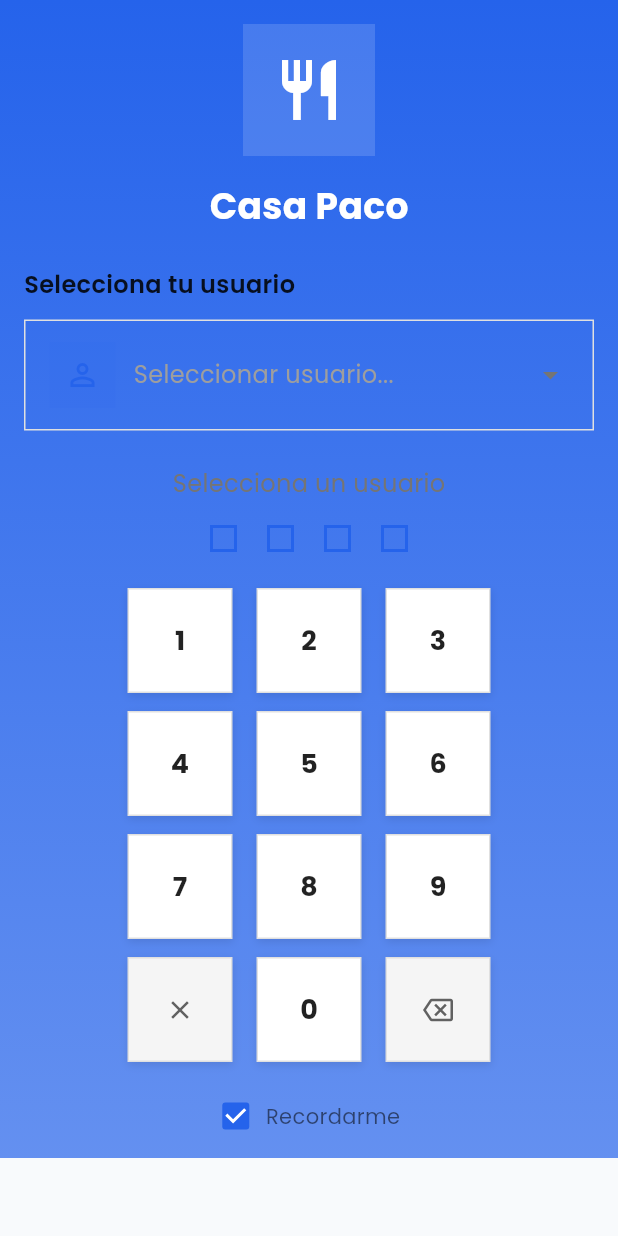
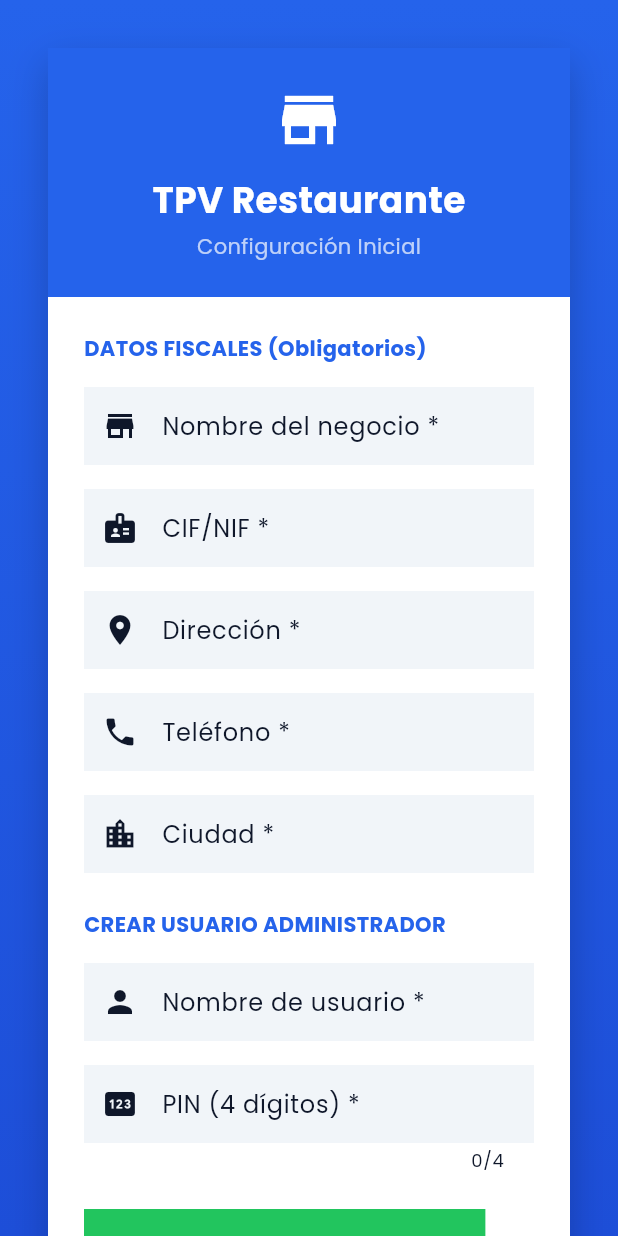
Before and after one commit to 120299/sistema-tvp, a Flutter app: the screen it shows after launch, on a phone screen of 412 x 824 dp. Run offline on Flutter 3.47's test engine with Material 3 defaults, Android fonts, the phone set to English and light mode, and no system bars; our stand-ins replace file_picker, fl_chart, flutter_riverpod, google_fonts, hive, hive_flutter and 4 more; missing offline and left inert: window_manager; accounts and stored records are empty.

Commit message:
App terminiada

```diff
--- a/tpv_restaurante/lib/data/models/datos_negocio.dart
+++ b/tpv_restaurante/lib/data/models/datos_negocio.dart
@@ -16,13 +16,14 @@ class DatosNegocio {
   final String? actividad;
   final int contadorTicketsDiario;
   final DateTime? ultimaFechaContador;
+  final bool configuracionCompletada;
 
   const DatosNegocio({
-    required this.nombre,
+    this.nombre = '',
     this.slogan,
-    required this.direccion,
-    required this.ciudad,
-    required this.telefono,
+    this.direccion = '',
+    this.ciudad = '',
+    this.telefono = '',
     this.email,
     this.cifNif,
     this.website,
@@ -35,7 +36,10 @@ class DatosNegocio {
     this.actividad,
     this.contadorTicketsDiario = 0,
     this.ultimaFechaContador,
+    this.configuracionCompletada = false,
   });
+
+  bool get estaConfigurado => configuracionCompletada;
 
   DatosNegocio copyWith({
     String? nombre,
@@ -55,6 +59,7 @@ class DatosNegocio {
     String? actividad,
     int? contadorTicketsDiario,
     DateTime? ultimaFechaContador,
+    bool? configuracionCompletada,
   }) {
     return DatosNegocio(
       nombre: nombre ?? this.nombre,
@@ -75,6 +80,8 @@ class DatosNegocio {
       contadorTicketsDiario:
           contadorTicketsDiario ?? this.contadorTicketsDiario,
       ultimaFechaContador: ultimaFechaContador ?? this.ultimaFechaContador,
+      configuracionCompletada:
+          configuracionCompletada ?? this.configuracionCompletada,
     );
   }
 
@@ -97,12 +104,13 @@ class DatosNegocio {
       'actividad': actividad,
       'contadorTicketsDiario': contadorTicketsDiario,
       'ultimaFechaContador': ultimaFechaContador?.toIso8601String(),
+      'configuracionCompletada': configuracionCompletada,
     };
   }
 
   factory DatosNegocio.fromJson(Map<String, dynamic> json) {
     return DatosNegocio(
-      nombre: json['nombre'] as String? ?? 'Mi Restaurante',
+      nombre: json['nombre'] as String? ?? '',
       slogan: json['slogan'] as String?,
       direccion: json['direccion'] as String? ?? '',
       ciudad: json['ciudad'] as String? ?? '',
@@ -121,20 +129,8 @@ class DatosNegocio {
       ultimaFechaContador: json['ultimaFechaContador'] != null
           ? DateTime.parse(json['ultimaFechaContador'] as String)
           : null,
+      configuracionCompletada:
+          json['configuracionCompletada'] as bool? ?? false,
     );
   }
-
-  static const DatosNegocio ejemplo = DatosNegocio(
-    nombre: 'Casa Paco',
-    slogan: 'Sabores de siempre',
-    direccion: 'Calle Mayor, 42',
-    ciudad: '28001 Madrid',
-    telefono: '+34 912 345 678',
-    email: 'info@casapaco.es',
-    cifNif: 'B-12345678',
-    website: 'www.casapaco.es',
-    ivaPorcentaje: 10.0,
-    razonSocial: 'Casa Paco, S.L.',
-    actividad: 'Restauración',
-  );
 }
--- a/tpv_restaurante/lib/data/services/database_service.dart
+++ b/tpv_restaurante/lib/data/services/database_service.dart
@@ -94,21 +94,28 @@ class DatabaseService {
     movimientoRepositorio = MovimientoRepositorio(movimientosBox);
 
     _initialized = true;
+  }
 
-    await _seedData();
-  }
+  bool get isFirstRun => negocioBox.isEmpty;
 
   Future<Directory> _getDataDirectory() async {
     String basePath;
 
     if (kIsWeb) {
       basePath = (await getApplicationDocumentsDirectory()).path;
-    } else if (Platform.isWindows ||
-        Platform.isMacOS ||
-        Platform.isLinux ||
-        Platform.isIOS ||
-        Platform.isAndroid) {
-      basePath = Directory.current.path;
+    } else if (Platform.isWindows || Platform.isMacOS || Platform.isLinux) {
+      final exePath = Platform.resolvedExecutable;
+      final exeDir = exePath.substring(
+        0,
+        exePath.lastIndexOf(Platform.pathSeparator),
+      );
+      final exeName = exePath.split(Platform.pathSeparator).last;
+
+      if (exeName.contains('tpv_restaurante')) {
+        basePath = exeDir;
+      } else {
+        basePath = Directory.current.path;
+      }
     } else {
       basePath = (await getApplicationDocumentsDirectory()).path;
     }
@@ -130,45 +137,6 @@ class DatabaseService {
     negocioBox.listenable().addListener(() => notifyChange('negocio'));
     cajaBox.listenable().addListener(() => notifyChange('caja'));
     movimientosBox.listenable().addListener(() => notifyChange('movimientos'));
-  }
-
-  Future<void> _seedData() async {
-    if (categoriasBox.isEmpty) {
-      for (final cat in CategoriaProducto.defaultCategories) {
-        await categoriasBox.add(cat);
-      }
-    }
-
-    if (productosBox.isEmpty) {
-      for (final prod in Producto.getEjemplos()) {
-        await productosBox.add(prod);
-      }
-    }
-
-    if (mesasBox.isEmpty) {
-      for (final mesa in _getMesasIniciales()) {
-        await mesasBox.add(mesa);
-      }
-    }
-
-    if (negocioBox.isEmpty) {
-      await negocioBox.add(DatosNegocio.ejemplo);
-    }
-  }
-
-  List<Mesa> _getMesasIniciales() {
-    return [
-      Mesa(id: 'mesa_1', numero: 1, capacidad: 4),
-      Mesa(id: 'mesa_2', numero: 2, capacidad: 4),
-      Mesa(id: 'mesa_3', numero: 3, capacidad: 6),
-      Mesa(id: 'mesa_4', numero: 4, capacidad: 2),
-      Mesa(id: 'mesa_5', numero: 5, capacidad: 4),
-      Mesa(id: 'mesa_6', numero: 6, capacidad: 8),
-      Mesa(id: 'mesa_7', numero: 7, capacidad: 2),
-      Mesa(id: 'mesa_8', numero: 8, capacidad: 4),
-      Mesa(id: 'mesa_9', numero: 9, capacidad: 6),
-      Mesa(id: 'mesa_10', numero: 10, capacidad: 4),
-    ];
   }
 
   Future<void> close() async {
@@ -217,18 +185,14 @@ class DatabaseService {
           contadorTicketsDiario: 0,
           ultimaFechaContador: null,
         ) ??
-        DatosNegocio(
-          nombre: 'Mi Restaurante',
-          direccion: '',
-          ciudad: '',
-          telefono: '',
-        );
+        const DatosNegocio();
 
-    // Volver a sembrar datos iniciales
-    await _seedData();
-
-    // Actualizar negocio con configuración fiscal preserved
-    await negocioBox.putAt(0, negocioDefault);
+    // Actualizar negocio con configuración fiscal preservada
+    if (negocioBox.isEmpty) {
+      await negocioBox.add(negocioDefault);
+    } else {
+      await negocioBox.putAt(0, negocioDefault);
+    }
 
     // Notify listeners about a global reset
     notifyChange('reset');
--- a/tpv_restaurante/lib/main.dart
+++ b/tpv_restaurante/lib/main.dart
@@ -5,6 +5,7 @@ import 'core/theme/app_theme.dart';
 import 'data/services/database_service.dart';
 import 'presentation/screens/app_shell.dart';
 import 'presentation/screens/login_screen.dart';
+import 'presentation/screens/setup_screen.dart';
 import 'presentation/providers/providers.dart';
 import 'init/desktop_init.dart' if (dart.library.html) 'init/web_init.dart';
 
@@ -87,6 +88,12 @@ class _AppWithAuthState extends ConsumerState<_AppWithAuth> {
   @override
   Widget build(BuildContext context) {
     final isLoggedIn = ref.watch(isLoggedInProvider);
+    final negocio = ref.watch(negocioProvider);
+    final necesitaSetup = !negocio.estaConfigurado;
+
+    if (necesitaSetup) {
+      return const SetupScreen();
+    }
 
     if (!isLoggedIn) {
       return LoginScreen(onLoginSuccess: _onLoginSuccess);
--- a/tpv_restaurante/lib/presentation/providers/providers.dart
+++ b/tpv_restaurante/lib/presentation/providers/providers.dart
@@ -178,10 +178,12 @@ class NegocioNotifier extends StateNotifier<DatosNegocio> {
   final DatabaseService _db;
 
   NegocioNotifier(this._db)
-    : super(_db.negocioBox.getAt(0) ?? DatosNegocio.ejemplo);
+    : super(_db.negocioBox.get('negocio_1') ?? const DatosNegocio());
+
+  bool get estaConfigurado => state.estaConfigurado;
 
   Future<void> actualizar(DatosNegocio datos) async {
-    await _db.negocioBox.putAt(0, datos);
+    await _db.negocioBox.put('negocio_1', datos);
     state = datos;
   }
 
--- /dev/null
+++ b/tpv_restaurante/lib/presentation/screens/setup_screen.dart
@@ -0,0 +1,370 @@
+import 'package:flutter/material.dart';
+import 'package:flutter_riverpod/flutter_riverpod.dart';
+import 'package:path_provider/path_provider.dart';
+import 'dart:io';
+import '../../core/theme/app_theme.dart';
+import '../../data/models/models.dart';
+import '../providers/providers.dart';
+
+class SetupScreen extends ConsumerStatefulWidget {
+  const SetupScreen({super.key});
+
+  @override
+  ConsumerState<SetupScreen> createState() => _SetupScreenState();
+}
+
+class _SetupScreenState extends ConsumerState<SetupScreen> {
+  final _formKey = GlobalKey<FormState>();
+  final _nombreController = TextEditingController();
+  final _cifController = TextEditingController();
+  final _direccionController = TextEditingController();
+  final _telefonoController = TextEditingController();
+  final _ciudadController = TextEditingController();
+  final _usuarioController = TextEditingController();
+  final _pinController = TextEditingController();
+
+  bool _guardando = false;
+  String? _error;
+
+  @override
+  void dispose() {
+    _nombreController.dispose();
+    _cifController.dispose();
+    _direccionController.dispose();
+    _telefonoController.dispose();
+    _ciudadController.dispose();
+    _usuarioController.dispose();
+    _pinController.dispose();
+    super.dispose();
+  }
+
+  Future<void> _guardarConfiguracion() async {
+    if (!_formKey.currentState!.validate()) return;
+
+    setState(() {
+      _guardando = true;
+      _error = null;
+    });
+
+    try {
+      final db = ref.read(databaseServiceProvider);
+
+      final negocio = DatosNegocio(
+        nombre: _nombreController.text.trim(),
+        cifNif: _cifController.text.trim(),
+        direccion: _direccionController.text.trim(),
+        telefono: _telefonoController.text.trim(),
+        ciudad: _ciudadController.text.trim(),
+        ivaPorcentaje: 10.0,
+        configuracionCompletada: true,
+      );
+
+      final cajero = Cajero(
+        id: 'cajero_admin',
+        nombre: _usuarioController.text.trim(),
+        pin: _pinController.text.trim(),
+        fechaCreacion: DateTime.now(),
+        rol: RolCajero.administrador,
+      );
+
+      await db.negocioBox.put('negocio_1', negocio);
+      await db.cajerosBox.put('cajero_admin', cajero);
+
+      ref.read(negocioProvider.notifier).actualizar(negocio);
+      ref.read(cajerosProvider.notifier).actualizarLista();
+
+      if (mounted) {
+        ScaffoldMessenger.of(context).showSnackBar(
+          const SnackBar(
+            content: Text('Configuración guardada. Espere...'),
+            backgroundColor: AppColors.success,
+            duration: Duration(seconds: 2),
+          ),
+        );
+
+        await Future.delayed(const Duration(seconds: 2));
+
+        if (mounted) {
+          ref.read(isLoggedInProvider.notifier).state = false;
+        }
+      }
+    } catch (e) {
+      debugPrint('Error al guardar configuración: $e');
+      setState(() {
+        _error = 'Error al guardar: $e';
+      });
+    } finally {
+      setState(() {
+        _guardando = false;
+      });
+    }
+  }
+
+  @override
+  Widget build(BuildContext context) {
+    return Scaffold(
+      body: Container(
+        decoration: const BoxDecoration(
+          gradient: LinearGradient(
+            begin: Alignment.topCenter,
+            end: Alignment.bottomCenter,
+            colors: [AppColors.primary, AppColors.primaryDark],
+          ),
+        ),
+        child: SafeArea(
+          child: Center(
+            child: SingleChildScrollView(
+              padding: const EdgeInsets.all(32),
+              child: Container(
+                constraints: const BoxConstraints(maxWidth: 600),
+                decoration: BoxDecoration(
+                  color: Colors.white,
+                  borderRadius: BorderRadius.zero,
+                  boxShadow: [
+                    BoxShadow(
+                      color: Colors.black.withOpacity(0.2),
+                      blurRadius: 20,
+                      offset: const Offset(0, 10),
+                    ),
+                  ],
+                ),
+                child: Form(
+                  key: _formKey,
+                  child: Column(
+                    crossAxisAlignment: CrossAxisAlignment.stretch,
+                    children: [
+                      Container(
+                        padding: const EdgeInsets.all(24),
+                        color: AppColors.primary,
+                        child: const Column(
+                          children: [
+                            Icon(Icons.store, size: 48, color: Colors.white),
+                            SizedBox(height: 12),
+                            Text(
+                              'TPV Restaurante',
+                              style: TextStyle(
+                                fontSize: 24,
+                                fontWeight: FontWeight.bold,
+                                color: Colors.white,
+                              ),
+                            ),
+                            SizedBox(height: 4),
+                            Text(
+                              'Configuración Inicial',
+                              style: TextStyle(
+                                fontSize: 14,
+                                color: Colors.white70,
+                              ),
+                            ),
+                          ],
+                        ),
+                      ),
+                      Padding(
+                        padding: const EdgeInsets.all(24),
+                        child: Column(
+                          crossAxisAlignment: CrossAxisAlignment.start,
+                          children: [
+                            const Text(
+                              'DATOS FISCALES (Obligatorios)',
+                              style: TextStyle(
+                                fontSize: 14,
+                                fontWeight: FontWeight.bold,
+                                color: AppColors.primary,
+                              ),
+                            ),
+                            const SizedBox(height: 16),
+                            TextFormField(
+                              controller: _nombreController,
+                              decoration: const InputDecoration(
+                                labelText: 'Nombre del negocio *',
+                                prefixIcon: Icon(Icons.store_mall_directory),
+                                border: OutlineInputBorder(),
+                              ),
+                              validator: (value) {
+                                if (value == null || value.trim().isEmpty) {
+                                  return 'El nombre es obligatorio';
+                                }
+                                return null;
+                              },
+                            ),
+                            const SizedBox(height: 16),
+                            TextFormField(
+                              controller: _cifController,
+                              decoration: const InputDecoration(
+                                labelText: 'CIF/NIF *',
+                                prefixIcon: Icon(Icons.badge),
+                                border: OutlineInputBorder(),
+                              ),
+                              validator: (value) {
+                                if (value == null || value.trim().isEmpty) {
+                                  return 'El CIF/NIF es obligatorio';
+                                }
+                                return null;
+                              },
+                            ),
+                            const SizedBox(height: 16),
+                            TextFormField(
+                              controller: _direccionController,
+                              decoration: const InputDecoration(
+                                labelText: 'Dirección *',
+                                prefixIcon: Icon(Icons.location_on),
+                                border: OutlineInputBorder(),
+                              ),
+                              validator: (value) {
+                                if (value == null || value.trim().isEmpty) {
+                                  return 'La dirección es obligatoria';
+                                }
+                                return null;
+                              },
+                            ),
+                            const SizedBox(height: 16),
+                            TextFormField(
+                              controller: _telefonoController,
+                              decoration: const InputDecoration(
+                                labelText: 'Teléfono *',
+                                prefixIcon: Icon(Icons.phone),
+                                border: OutlineInputBorder(),
+                              ),
+                              keyboardType: TextInputType.phone,
+                              validator: (value) {
+                                if (value == null || value.trim().isEmpty) {
+                                  return 'El teléfono es obligatorio';
+                                }
+                                return null;
+                              },
+                            ),
+                            const SizedBox(height: 16),
+                            TextFormField(
+                              controller: _ciudadController,
+                              decoration: const InputDecoration(
+                                labelText: 'Ciudad *',
+                                prefixIcon: Icon(Icons.location_city),
+                                border: OutlineInputBorder(),
+                              ),
+                              validator: (value) {
+                                if (value == null || value.trim().isEmpty) {
+                                  return 'La ciudad es obligatoria';
+                                }
+                                return null;
+                              },
+                            ),
+                            const SizedBox(height: 24),
+                            const Text(
+                              'CREAR USUARIO ADMINISTRADOR',
+                              style: TextStyle(
+                                fontSize: 14,
+                                fontWeight: FontWeight.bold,
+                                color: AppColors.primary,
+                              ),
+                            ),
+                            const SizedBox(height: 16),
+                            TextFormField(
+                              controller: _usuarioController,
+                              decoration: const InputDecoration(
+                                labelText: 'Nombre de usuario *',
+                                prefixIcon: Icon(Icons.person),
+                                border: OutlineInputBorder(),
+                              ),
+                              validator: (value) {
+                                if (value == null || value.trim().isEmpty) {
+                                  return 'El nombre de usuario es obligatorio';
+                                }
+                                return null;
+                              },
+                            ),
+                            const SizedBox(height: 16),
+                            TextFormField(
+                              controller: _pinController,
+                              decoration: const InputDecoration(
+                                labelText: 'PIN (4 dígitos) *',
+                                prefixIcon: Icon(Icons.pin),
+                                border: OutlineInputBorder(),
+                              ),
+                              keyboardType: TextInputType.number,
+                              maxLength: 4,
+                              validator: (value) {
+                                if (value == null || value.trim().isEmpty) {
+                                  return 'El PIN es obligatorio';
+                                }
+                                if (value.length != 4) {
+                                  return 'El PIN debe tener exactamente 4 dígitos';
+                                }
+                                if (!RegExp(r'^\d{4}$').hasMatch(value)) {
+                                  return 'El PIN debe contenir solo números';
+                                }
+                                return null;
+                              },
+                            ),
+                            if (_error != null) ...[
+                              const SizedBox(height: 16),
+                              Container(
+                                padding: const EdgeInsets.all(12),
+                                decoration: BoxDecoration(
+                                  color: AppColors.error.withOpacity(0.1),
+                                  border: Border.all(color: AppColors.error),
+                                ),
+                                child: Text(
+                                  _error!,
+                                  style: const TextStyle(
+                                    color: AppColors.error,
+                                  ),
+                                ),
+                              ),
+                            ],
+                            const SizedBox(height: 24),
+                            SizedBox(
+                              height: 50,
+                              child: ElevatedButton.icon(
+                                onPressed: _guardando
+                                    ? null
+                                    : _guardarConfiguracion,
+                                icon: _guardando
+                                    ? const SizedBox(
+                                        width: 20,
+                                        height: 20,
+                                        child: CircularProgressIndicator(
+                                          strokeWidth: 2,
+                                          color: Colors.white,
+                                        ),
+                                      )
+                                    : const Icon(Icons.save),
+                                label: Text(
+                                  _guardando
+                                      ? 'Guardando...'
+                                      : 'GUARDAR Y CONTINUAR',
+                                  style: const TextStyle(
+                                    fontSize: 16,
+                                    fontWeight: FontWeight.bold,
+                                  ),
+                                ),
+                                style: ElevatedButton.styleFrom(
+                                  backgroundColor: AppColors.success,
+                                  foregroundColor: Colors.white,
+                                ),
+                              ),
+                            ),
+                            const SizedBox(height: 12),
+                            const Center(
+                              child: Text(
+                                'No podrá acceder a la app sin completar esta configuración',
+                                style: TextStyle(
+                                  fontSize: 12,
+                                  color: Colors.grey,
+                                ),
+                                textAlign: TextAlign.center,
+                              ),
+                            ),
+                          ],
+                        ),
+                      ),
+                    ],
+                  ),
+                ),
+              ),
+            ),
+          ),
+        ),
+      ),
+    );
+  }
+}
```
Also changed, not shown: tpv_restaurante/lib/data/adapters/hive_adapters.dart (+6 -3 lines), tpv_restaurante/lib/presentation/screens/configuracion_screen.dart (+11 -3 lines), tpv_restaurante/lib/presentation/screens/venta_libre_screen.dart (+1 -45 lines).
